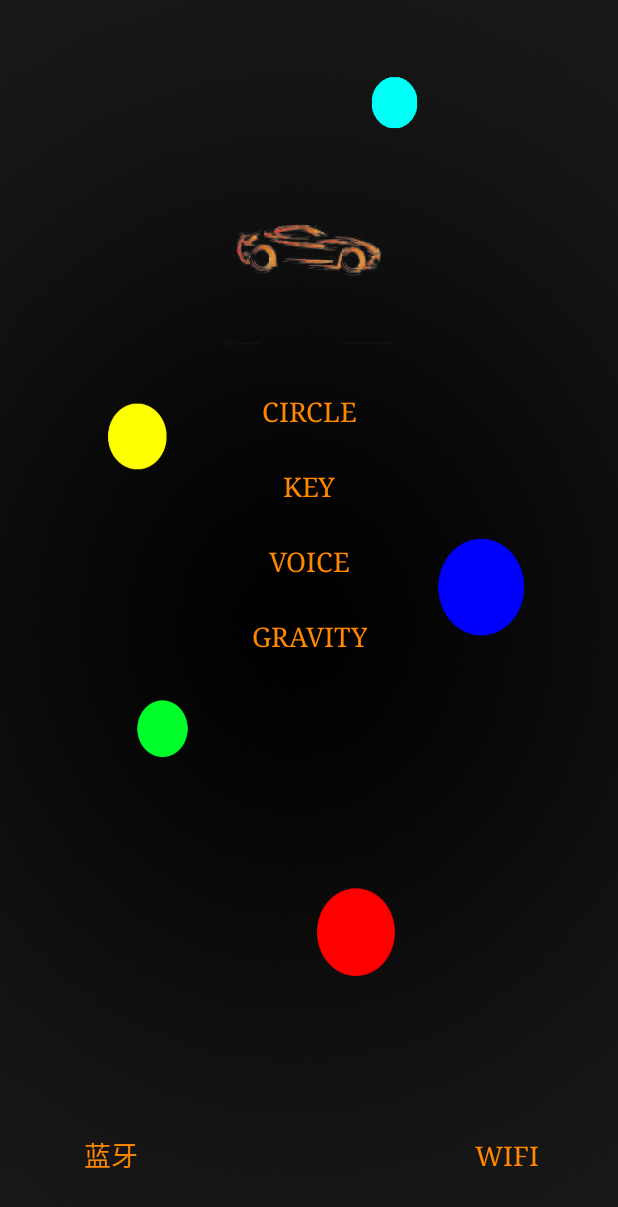
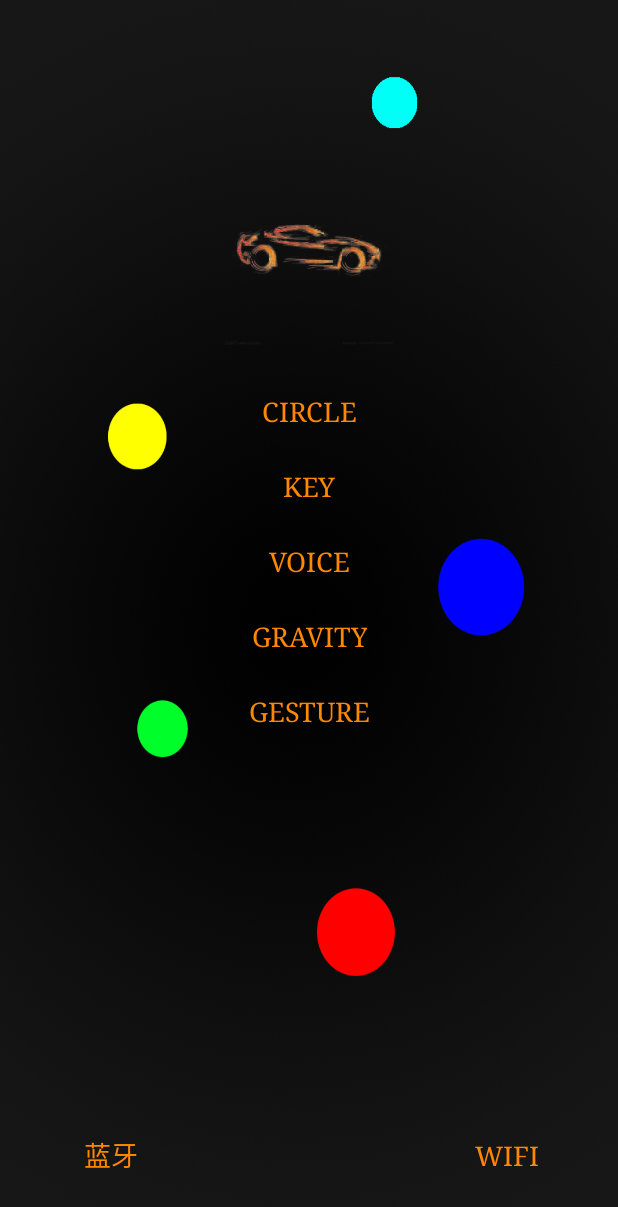
Before and after one commit to Frozenmad/IIIC, an Android app: the screen it shows after launch (MainActivity), on a phone screen of 412 x 824 dp. Shown: the top 1207 px of the screen. Run offline under Robolectric (Android 15) with nearby library versions, the phone set to English and light mode, and no system bars.

Commit message:
Add the Gesture module
Gesture mode is added

```diff
--- a/Lanya/app/src/main/AndroidManifest.xml
+++ b/Lanya/app/src/main/AndroidManifest.xml
@@ -49,5 +49,6 @@
         <activity android:name=".KeyControl"
             android:screenOrientation="landscape"/>
         <activity android:name=".VoiceControl"/>
+        <activity android:name=".GestureControl"/>
     </application>
 </manifest>
--- a/Lanya/app/src/main/res/layout/start_activity.xml
+++ b/Lanya/app/src/main/res/layout/start_activity.xml
@@ -57,6 +57,18 @@
         android:layout_centerHorizontal="true"
         android:layout_marginTop="400dp"/>
     <Button
+        android:layout_width="wrap_content"
+        android:layout_height="wrap_content"
+        android:id="@+id/gesture"
+        android:text="Gesture"
+        style="@style/Widget.AppCompat.Button.Borderless"
+        android:onClick="startGes"
+        android:fontFamily="serif"
+        android:textColor="@android:color/holo_orange_dark"
+        android:textSize="18sp"
+        android:layout_centerHorizontal="true"
+        android:layout_marginTop="450dp"/>
+    <Button
     android:layout_width="wrap_content"
     android:layout_height="wrap_content"
     android:id="@+id/start_blue"
```
Also changed, not shown: Lanya/app/src/main/java/com/firegroup/lanya/GestureControl.java (+58 -10 lines), Lanya/app/src/main/java/com/firegroup/lanya/MainActivity.java (+7 -0 lines), Lanya/app/src/main/res/layout/gesture_control.xml (added, +25 -0 lines).
